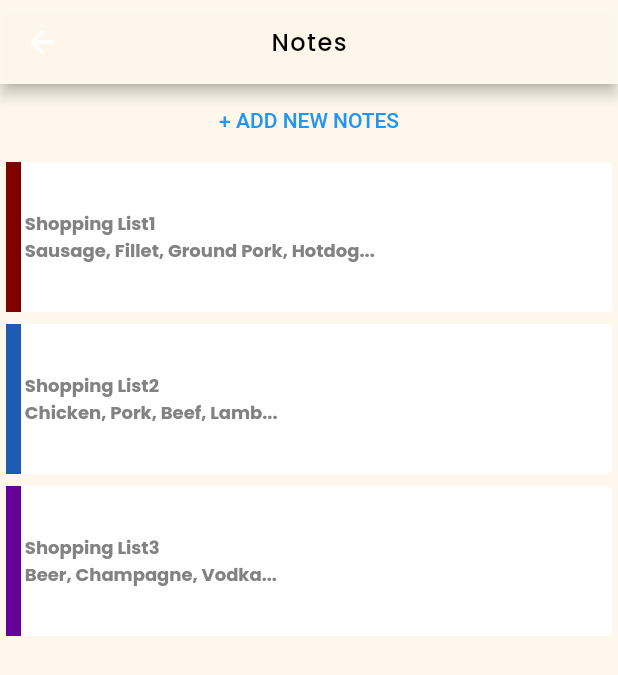
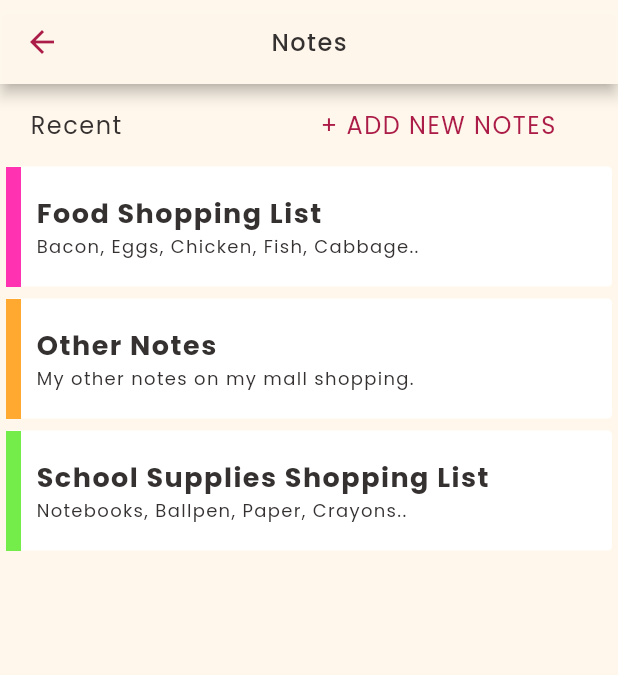
Before and after one commit to jaii041715/jerms-hackathon-2, a Flutter app: the Notes screen opened directly, on a phone screen of 412 x 824 dp. Shown: the top 675 px of the screen. Run offline on Flutter 3.47's test engine with Material 2 defaults, Android fonts, the light colour scheme and no system bars; our stand-ins replace carousel_slider, google_maps_flutter, location; missing offline and left inert: flutter_polyline_points.

Commit message:
feat: JERMS updated notes

```diff
--- a/jerms_app_hackathon/lib/dashboard/dashboard.dart
+++ b/jerms_app_hackathon/lib/dashboard/dashboard.dart
@@ -1,5 +1,3 @@
-import 'dart:math';
-
 import 'package:flutter/material.dart';
 import 'package:carousel_slider/carousel_slider.dart';
 import 'package:jerms_app_hackathon/bottomNavBar/bottomNavBar.dart';
--- a/jerms_app_hackathon/lib/dashboard/startNavigating/startNavigating.dart
+++ b/jerms_app_hackathon/lib/dashboard/startNavigating/startNavigating.dart
@@ -7,8 +7,8 @@ import 'package:jerms_app_hackathon/dashboard/dashboard.dart';
 import 'package:jerms_app_hackathon/dashboard/startNavigating/navigateMallBluePrint/mapChangeView/mallMapView/mallMapView.dart';
 import 'package:location/location.dart';
 
-const LatLng SOURCE_LOCATION = LatLng(42.7477863,-71.1699932);
-const LatLng DEST_LOCATION = LatLng(42.744421,-71.1698939);
+const LatLng SOURCE_LOCATION = LatLng(42.7477863, -71.1699932);
+const LatLng DEST_LOCATION = LatLng(42.744421, -71.1698939);
 const double CAMERA_ZOOM = 20;
 const double CAMERA_TILT = 80;
 const double CAMERA_BEARING = 30;
@@ -17,7 +17,6 @@ const double PIN_INVISIBLE_POSITION = -220;
 void main() {
   runApp(const StartNavigating());
 }
-
 
 class StartNavigating extends StatefulWidget {
   const StartNavigating({super.key});
@@ -31,7 +30,7 @@ class _StartNavigatingState extends State<StartNavigating> {
   final LatLng _center = const LatLng(45.521563, -122.677433);
   late BitmapDescriptor sourceIcon;
   late BitmapDescriptor destinationIcon;
-  Set<Marker> _markers =  Set<Marker>();
+  Set<Marker> _markers = Set<Marker>();
   double pinPillPosition = PIN_VISIBLE_POSITION;
   late LatLng currentLocation = LatLng(14.7649713, 120.9447974);
   late LatLng destinationLocation;
@@ -39,7 +38,7 @@ class _StartNavigatingState extends State<StartNavigating> {
   final Location location = Location();
   double rating = 30.0;
 
-  StreamSubscription<LocationData>? _locationSub;               // new
+  StreamSubscription<LocationData>? _locationSub; // new
   Map<String, double>? _currentLocation;
 
   Set<Polyline> _polylines = Set<Polyline>();
@@ -47,26 +46,26 @@ class _StartNavigatingState extends State<StartNavigating> {
   List<LatLng> polylineCoordinates = [];
   late PolylinePoints polylinePoints;
 
-
   @override
   void initState() {
     _initLocationService();
     _locationSub = location.onLocationChanged.listen((LocationData currentLoc) {
-
       debugPrint("${currentLoc.latitude} ${currentLoc.longitude}");
-      currentLocation = LatLng(currentLoc.latitude!.toDouble(), currentLoc.longitude!.toDouble());
+      currentLocation = LatLng(
+          currentLoc.latitude!.toDouble(), currentLoc.longitude!.toDouble());
     });
     // TODO: implement initState
     super.initState();
-
   }
 
   @override
   Widget build(BuildContext context) {
     Color _color = const Color(0xFFBFFF7EB);
     return Scaffold(
-
         appBar: AppBar(
+          iconTheme: IconThemeData(
+            color: Color(0xFFBAA1945), //change your color here
+          ),
           backgroundColor: _color,
           title: const Text(
             'Start Navigating',
@@ -93,14 +92,12 @@ class _StartNavigatingState extends State<StartNavigating> {
               initialCameraPosition: CameraPosition(
                   zoom: CAMERA_ZOOM,
                   bearing: CAMERA_BEARING,
-                      target: currentLocation
-                    ),
-                  )
-                ),
+                  target: currentLocation),
+            )),
           ],
-      )
-    );
+        ));
   }
+
   Future _initLocationService() async {
     var location = Location();
 
@@ -121,6 +118,5 @@ class _StartNavigatingState extends State<StartNavigating> {
     var loc = await location.getLocation();
 
     debugPrint("${loc.latitude} ${loc.longitude}");
-
   }
 }
--- a/jerms_app_hackathon/lib/notes/notes.dart
+++ b/jerms_app_hackathon/lib/notes/notes.dart
@@ -15,13 +15,16 @@ class Notes extends StatelessWidget {
 
     return Scaffold(
         appBar: AppBar(
+          iconTheme: IconThemeData(
+            color: Color(0xFFBAA1945), //change your color here
+          ),
           backgroundColor: _color,
           title: const Text(
             'Notes',
             style: TextStyle(
                 fontSize: 16.0,
                 fontFamily: 'Poppins Medium',
-                color: Colors.black,
+                color: Color(0xFFB322E2E),
                 letterSpacing: 1),
           ),
           centerTitle: true,
@@ -29,12 +32,42 @@ class Notes extends StatelessWidget {
         body: Container(
             color: Color(0xFFBFFF7EB),
             child: Column(children: <Widget>[
-              TextButton(onPressed: () {
+              Container(
+                child: Row(children: <Widget>[
+                  Container(
+                    margin: const EdgeInsets.only(left: 20, top: 3),
+                    child: Text(
+                      'Recent',
+                      style: TextStyle(
+                          fontFamily: 'Poppins Regular',
+                          fontSize: 16,
+                          letterSpacing: 1,
+                          color: Color(0xFFB322E2E)),
+                    ),
+                  ),
+                  Container(
+                    margin: const EdgeInsets.only(left: 124, top: 3),
+                    child: TextButton(
+                      onPressed: () {
                         Navigator.push(
                             context,
                             MaterialPageRoute(
                                 builder: (context) => const NotesListItem()));
-                      }, child: Text("+ ADD NEW NOTES")),
+                      },
+                      child: Text(
+                        '+ ADD NEW NOTES',
+                        textAlign: TextAlign.end,
+                        overflow: TextOverflow.ellipsis,
+                        style: TextStyle(
+                            fontFamily: 'Poppins Regular',
+                            fontSize: 16,
+                            letterSpacing: 1,
+                            color: Color(0xFFBAA1945)),
+                      ),
+                    ),
+                  )
+                ]),
+              ),
               Card(
                   elevation: 0,
                   shape: RoundedRectangleBorder(
@@ -46,23 +79,32 @@ class Notes extends StatelessWidget {
                   ),
                   child: Row(children: <Widget>[
                     Container(
-                      child: Image.asset("assets/images/notesColorRed.png",
-                          width: 10, height: 100, fit: BoxFit.cover),
+                      child: Image.asset("assets/images/pink-notes.jpg",
+                          width: 10, height: 80, fit: BoxFit.cover),
                     ),
                     Container(
+                      margin: const EdgeInsets.only(left: 10),
                       child: Column(
+                        crossAxisAlignment: CrossAxisAlignment.start,
                         children: <Widget>[
                           Container(
-                            margin: const EdgeInsets.fromLTRB(0, 0, 0, 0),
-                            child: Text(
-                                    ' Shopping List1\n' +
-                                    ' Sausage, Fillet, Ground Pork, Hotdog...',
+                            child: Text('Food Shopping List',
                                 textAlign: TextAlign.left,
                                 style: TextStyle(
                                     fontFamily: 'Poppins Bold',
+                                    fontSize: 18,
+                                    letterSpacing: 1,
+                                    color: Color(0xFFB322E2E))),
+                          ),
+                          Container(
+                            child: Text('Bacon, Eggs, Chicken, Fish, Cabbage..',
+                                textAlign: TextAlign.left,
+                                style: TextStyle(
+                                    fontFamily: 'Poppins Regular',
                                     fontSize: 12,
-                                    color: Color.fromARGB(250, 128, 128, 128))),
-                          ),
+                                    letterSpacing: .88,
+                                    color: Color(0xFFB322E2E))),
+                          )
                         ],
                       ),
                     ),
@@ -78,23 +120,32 @@ class Notes extends StatelessWidget {
                   ),
                   child: Row(children: <Widget>[
                     Container(
-                      child: Image.asset("assets/images/notesColorBlue.jpg",
-                          width: 10, height: 100, fit: BoxFit.cover),
+                      child: Image.asset("assets/images/orange-notes.jpg",
+                          width: 10, height: 80, fit: BoxFit.cover),
                     ),
                     Container(
+                      margin: const EdgeInsets.only(left: 10),
                       child: Column(
+                        crossAxisAlignment: CrossAxisAlignment.start,
                         children: <Widget>[
                           Container(
-                            margin: const EdgeInsets.fromLTRB(0, 0, 0, 0),
-                            child: Text(
-                                    ' Shopping List2\n' +
-                                    ' Chicken, Pork, Beef, Lamb...',
+                            child: Text('Other Notes',
                                 textAlign: TextAlign.left,
                                 style: TextStyle(
                                     fontFamily: 'Poppins Bold',
+                                    fontSize: 18,
+                                    letterSpacing: 1,
+                                    color: Color(0xFFB322E2E))),
+                          ),
+                          Container(
+                            child: Text('My other notes on my mall shopping.',
+                                textAlign: TextAlign.left,
+                                style: TextStyle(
+                                    fontFamily: 'Poppins Regular',
                                     fontSize: 12,
-                                    color: Color.fromARGB(250, 128, 128, 128))),
-                          ),
+                                    letterSpacing: .88,
+                                    color: Color(0xFFB322E2E))),
+                          )
                         ],
                       ),
                     ),
@@ -110,23 +161,32 @@ class Notes extends StatelessWidget {
                   ),
                   child: Row(children: <Widget>[
                     Container(
-                      child: Image.asset("assets/images/notesColorViolet.png",
-                          width: 10, height: 100, fit: BoxFit.cover),
+                      child: Image.asset("assets/images/green-notes.jpg",
+                          width: 10, height: 80, fit: BoxFit.cover),
                     ),
                     Container(
+                      margin: const EdgeInsets.only(left: 10),
                       child: Column(
+                        crossAxisAlignment: CrossAxisAlignment.start,
                         children: <Widget>[
                           Container(
-                            margin: const EdgeInsets.fromLTRB(0, 0, 0, 0),
-                            child: Text(
-                                    ' Shopping List3\n' +
-                                    ' Beer, Champagne, Vodka...',
+                            child: Text('School Supplies Shopping List',
                                 textAlign: TextAlign.left,
                                 style: TextStyle(
                                     fontFamily: 'Poppins Bold',
+                                    fontSize: 18,
+                                    letterSpacing: 1,
+                                    color: Color(0xFFB322E2E))),
+                          ),
+                          Container(
+                            child: Text('Notebooks, Ballpen, Paper, Crayons..',
+                                textAlign: TextAlign.left,
+                                style: TextStyle(
+                                    fontFamily: 'Poppins Regular',
                                     fontSize: 12,
-                                    color: Color.fromARGB(250, 128, 128, 128))),
-                          ),
+                                    letterSpacing: .88,
+                                    color: Color(0xFFB322E2E))),
+                          )
                         ],
                       ),
                     ),
```
Also changed, not shown: jerms_app_hackathon/assets/images/blue-notes.jpg (added), jerms_app_hackathon/assets/images/green-notes.jpg (added), jerms_app_hackathon/assets/images/orange-notes.jpg (added), jerms_app_hackathon/assets/images/pink-notes.jpg (added), jerms_app_hackathon/assets/images/yellow-notes.jpg (added). Lines whose indentation alone changed are shown as unchanged.
